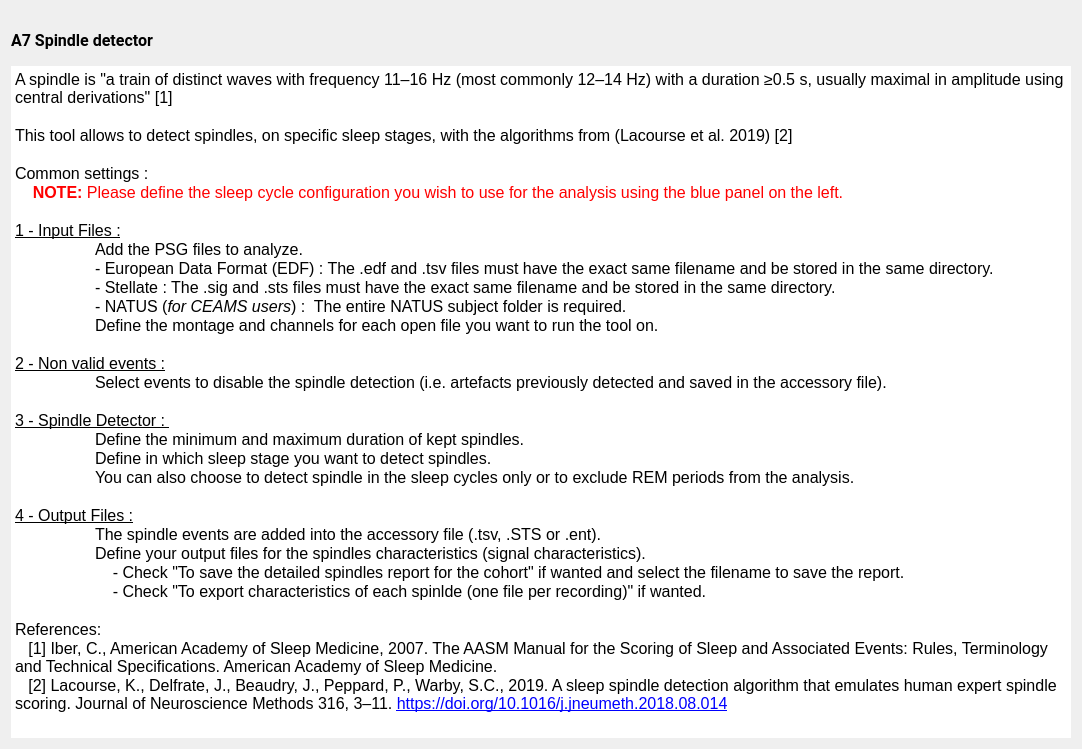
Before: the Qt Designer form tools/CEAMSTools/SpindleDetectionA7/SpindleDetectionDoc/Ui_SpindleDetectionDoc.ui in SnoozToolbox/snooz-package-ceams, drawn with Qt 5.
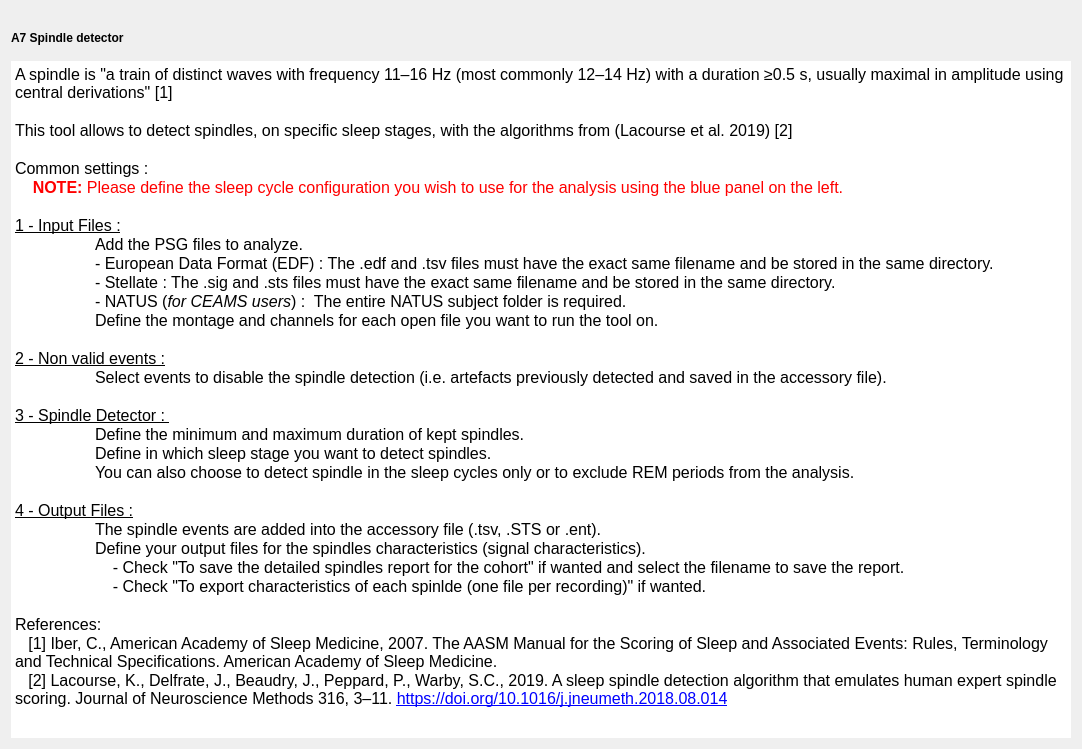
After: the same form once the commit is applied.

Commit message: Font step 4: forms without fonts of their own, look kept

Patch:
```diff
--- a/tools/CEAMSTools/SpindleDetectionA7/SpindleDetectionDoc/Ui_SpindleDetectionDoc.ui
+++ b/tools/CEAMSTools/SpindleDetectionA7/SpindleDetectionDoc/Ui_SpindleDetectionDoc.ui
@@ -13,9 +13,6 @@
   <property name="windowTitle">
    <string/>
   </property>
-  <property name="styleSheet">
-   <string notr="true">font: 12pt &quot;Roboto&quot;;</string>
-  </property>
   <layout class="QVBoxLayout" name="verticalLayout_2">
    <item>
     <widget class="QLabel" name="spindle_image">
@@ -42,8 +39,6 @@
       <widget class="QLabel" name="label">
        <property name="font">
         <font>
-         <family>Roboto</family>
-         <pointsize>12</pointsize>
          <italic>false</italic>
          <bold>false</bold>
         </font>
@@ -90,7 +85,7 @@
 hr { height: 1px; border-width: 0; }
 li.unchecked::marker { content: &quot;\2610&quot;; }
 li.checked::marker { content: &quot;\2612&quot;; }
-&lt;/style&gt;&lt;/head&gt;&lt;body style=&quot; font-family:'Roboto'; font-size:12pt; font-weight:400; font-style:normal;&quot;&gt;
+&lt;/style&gt;&lt;/head&gt;&lt;body style=&quot; font-size:12pt; font-weight:400; font-style:normal;&quot;&gt;
 &lt;p style=&quot; margin-top:0px; margin-bottom:0px; margin-left:0px; margin-right:0px; -qt-block-indent:0; text-indent:0px;&quot;&gt;A spindle is &amp;quot;a train of distinct waves with frequency 11–16 Hz (most commonly 12–14 Hz) with a duration ≥0.5 s, usually maximal in amplitude using central derivations&amp;quot; [1]&lt;/p&gt;
 &lt;p style=&quot;-qt-paragraph-type:empty; margin-top:0px; margin-bottom:0px; margin-left:0px; margin-right:0px; -qt-block-indent:0; text-indent:0px;&quot;&gt;&lt;br /&gt;&lt;/p&gt;
 &lt;p style=&quot; margin-top:0px; margin-bottom:0px; margin-left:0px; margin-right:0px; -qt-block-indent:0; text-indent:0px;&quot;&gt;This tool allows to detect spindles, on specific sleep stages, with the algorithms from (Lacourse et al. 2019) [2]&lt;/p&gt;
@@ -100,9 +95,9 @@
 &lt;p style=&quot;-qt-paragraph-type:empty; margin-top:0px; margin-bottom:0px; margin-left:0px; margin-right:0px; -qt-block-indent:0; text-indent:0px;&quot;&gt;&lt;br /&gt;&lt;/p&gt;
 &lt;p style=&quot; margin-top:0px; margin-bottom:0px; margin-left:0px; margin-right:0px; -qt-block-indent:0; text-indent:0px;&quot;&gt;&lt;span style=&quot; text-decoration: underline;&quot;&gt;1 - Input Files :&lt;/span&gt;&lt;/p&gt;
 &lt;p style=&quot; margin-top:0px; margin-bottom:0px; margin-left:0px; margin-right:0px; -qt-block-indent:0; text-indent:0px;&quot;&gt;	Add the PSG files to analyze.&lt;/p&gt;
-&lt;p style=&quot; margin-top:0px; margin-bottom:0px; margin-left:0px; margin-right:0px; -qt-block-indent:0; text-indent:0px;&quot;&gt;&lt;span style=&quot; font-family:'Roboto-Regular';&quot;&gt;   	- European Data Format (EDF) : The .edf and .tsv files must have the exact same filename and be stored in the same directory.&lt;/span&gt;&lt;/p&gt;
-&lt;p style=&quot; margin-top:0px; margin-bottom:0px; margin-left:0px; margin-right:0px; -qt-block-indent:0; text-indent:0px;&quot;&gt;&lt;span style=&quot; font-family:'Roboto-Regular';&quot;&gt;   	- Stellate : The .sig and .sts files must have the exact same filename and be stored in the same directory.&lt;/span&gt;&lt;/p&gt;
-&lt;p style=&quot; margin-top:0px; margin-bottom:0px; margin-left:0px; margin-right:0px; -qt-block-indent:0; text-indent:0px;&quot;&gt;&lt;span style=&quot; font-family:'Roboto-Regular';&quot;&gt;   	- NATUS (&lt;/span&gt;&lt;span style=&quot; font-family:'Roboto-Regular'; font-style:italic;&quot;&gt;for CEAMS users&lt;/span&gt;&lt;span style=&quot; font-family:'Roboto-Regular';&quot;&gt;) : &lt;/span&gt;&lt;span style=&quot; font-family:'MS Shell Dlg 2';&quot;&gt; The entire NATUS subject folder is required.&lt;/span&gt;&lt;/p&gt;
+&lt;p style=&quot; margin-top:0px; margin-bottom:0px; margin-left:0px; margin-right:0px; -qt-block-indent:0; text-indent:0px;&quot;&gt;&lt;span style=&quot;&quot;&gt;   	- European Data Format (EDF) : The .edf and .tsv files must have the exact same filename and be stored in the same directory.&lt;/span&gt;&lt;/p&gt;
+&lt;p style=&quot; margin-top:0px; margin-bottom:0px; margin-left:0px; margin-right:0px; -qt-block-indent:0; text-indent:0px;&quot;&gt;&lt;span style=&quot;&quot;&gt;   	- Stellate : The .sig and .sts files must have the exact same filename and be stored in the same directory.&lt;/span&gt;&lt;/p&gt;
+&lt;p style=&quot; margin-top:0px; margin-bottom:0px; margin-left:0px; margin-right:0px; -qt-block-indent:0; text-indent:0px;&quot;&gt;&lt;span style=&quot;&quot;&gt;   	- NATUS (&lt;/span&gt;&lt;span style=&quot; font-style:italic;&quot;&gt;for CEAMS users&lt;/span&gt;&lt;span style=&quot;&quot;&gt;) : &lt;/span&gt;&lt;span style=&quot;&quot;&gt; The entire NATUS subject folder is required.&lt;/span&gt;&lt;/p&gt;
 &lt;p style=&quot; margin-top:0px; margin-bottom:0px; margin-left:0px; margin-right:0px; -qt-block-indent:0; text-indent:0px;&quot;&gt;   	Define the montage and channels for each open file you want to run the tool on.&lt;/p&gt;
 &lt;p style=&quot;-qt-paragraph-type:empty; margin-top:0px; margin-bottom:0px; margin-left:0px; margin-right:0px; -qt-block-indent:0; text-indent:0px;&quot;&gt;&lt;br /&gt;&lt;/p&gt;
 &lt;p style=&quot; margin-top:0px; margin-bottom:0px; margin-left:0px; margin-right:0px; -qt-block-indent:0; text-indent:0px;&quot;&gt;&lt;span style=&quot; text-decoration: underline;&quot;&gt;2 - Non valid events :&lt;/span&gt;&lt;/p&gt;
```
The commit also changes 427 other files.
